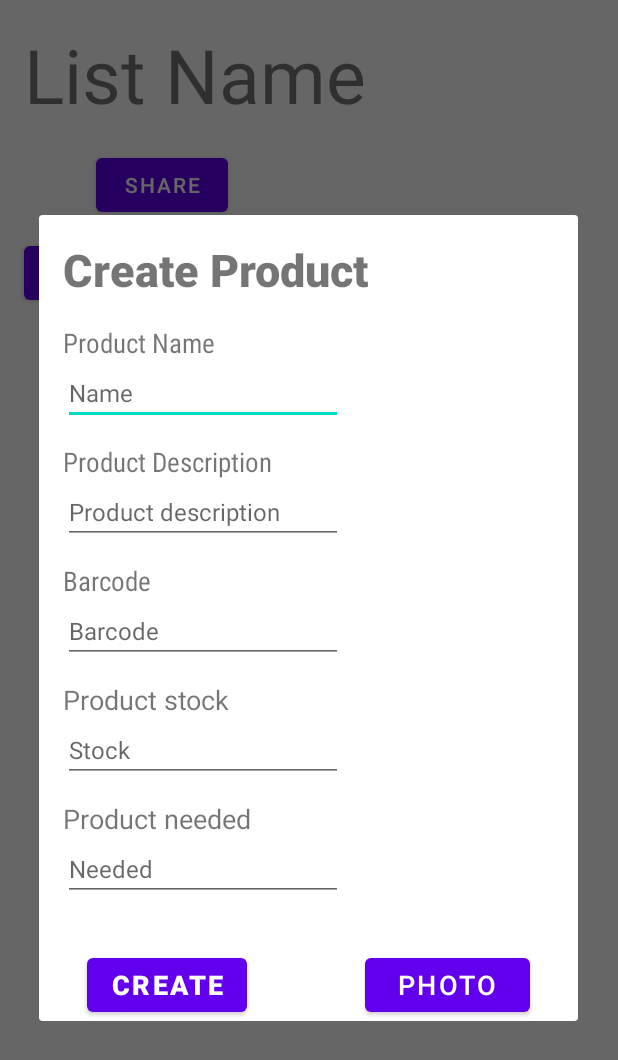
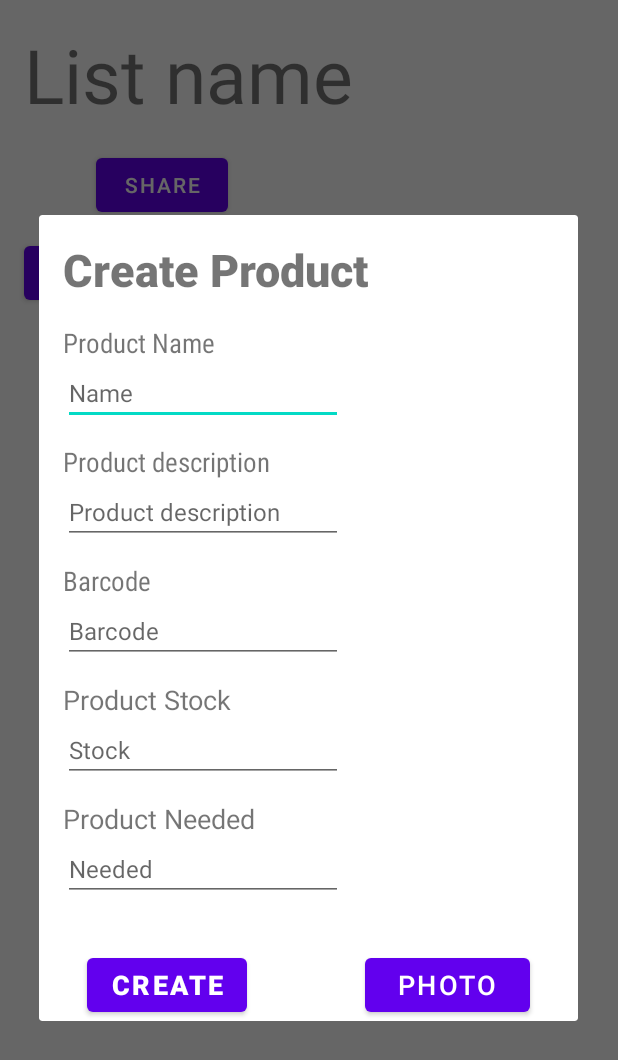
Before and after one commit to RafaelJCamara/ShopIST, an Android app: the PantryActivity screen opened directly, with no data from a screen before it, after a tap on "ADD PRODUCT", on a phone screen of 412 x 824 dp. Shown: the top 1060 px of the screen. Run offline under Robolectric (Android 15) with nearby library versions, the phone set to English and light mode, and no system bars; 4 statements that could not run were skipped.

Commit message:
Localization added: PT-EN

```diff
--- a/app/src/main/res/layout/activity_main_nav.xml
+++ b/app/src/main/res/layout/activity_main_nav.xml
@@ -34,7 +34,7 @@
             android:layout_width="wrap_content"
             android:layout_height="wrap_content"
             android:layout_marginTop="8dp"
-            android:text="Logout"
+            android:text="@string/logout_button"
             android:textAppearance="@style/TextAppearance.AppCompat.Medium"
             app:layout_constraintEnd_toEndOf="parent"
             app:layout_constraintHorizontal_bias="1.0"
--- a/app/src/main/res/layout/activity_pantry.xml
+++ b/app/src/main/res/layout/activity_pantry.xml
@@ -18,7 +18,7 @@
                 android:layout_height="wrap_content"
                 android:layout_marginStart="16dp"
                 android:layout_marginTop="16dp"
-                android:text="List Name"
+                android:text="@string/list_name_text"
                 android:textSize="50dp"
                 app:layout_constraintStart_toStartOf="parent"
                 app:layout_constraintTop_toTopOf="parent" />
@@ -40,7 +40,7 @@
                 android:layout_height="wrap_content"
                 android:layout_marginStart="16dp"
                 android:layout_marginTop="24dp"
-                android:text="Add Product"
+                android:text="@string/add_product_button"
                 app:layout_constraintStart_toStartOf="parent"
                 app:layout_constraintTop_toBottomOf="@+id/listCode" />
 
@@ -61,7 +61,7 @@
                 android:layout_width="wrap_content"
                 android:layout_height="wrap_content"
                 android:layout_marginStart="48dp"
-                android:text="SHARE"
+                android:text="@string/share_list_button"
                 app:layout_constraintStart_toEndOf="@+id/listCode"
                 app:layout_constraintTop_toTopOf="@+id/listCode" />
 
--- a/app/src/main/res/layout/create_product.xml
+++ b/app/src/main/res/layout/create_product.xml
@@ -16,7 +16,7 @@
             android:layout_height="wrap_content"
             android:layout_marginStart="16dp"
             android:ems="10"
-            android:hint="Barcode"
+            android:hint="@string/barcode"
             android:inputType="textPersonName"
             android:textSize="16sp"
             app:layout_constraintStart_toStartOf="parent"
@@ -29,7 +29,7 @@
             android:layout_marginStart="16dp"
             android:layout_marginTop="12dp"
             android:fontFamily="sans-serif-condensed"
-            android:text="Barcode"
+            android:text="@string/barcode"
             android:textSize="18sp"
             app:layout_constraintStart_toStartOf="parent"
             app:layout_constraintTop_toBottomOf="@+id/edit_product_description" />
@@ -39,7 +39,7 @@
             android:layout_width="110dp"
             android:layout_height="48dp"
             android:layout_marginEnd="32dp"
-            android:text="Photo"
+            android:text="@string/photo_button"
             android:textSize="18sp"
             app:layout_constraintEnd_toEndOf="parent"
             app:layout_constraintTop_toTopOf="@+id/CreateProductButton" />
@@ -51,7 +51,7 @@
             android:layout_marginStart="16dp"
             android:layout_marginTop="16dp"
             android:fontFamily="sans-serif-condensed"
-            android:text="Product Name"
+            android:text="@string/product_name"
             android:textSize="18sp"
             app:layout_constraintStart_toStartOf="parent"
             app:layout_constraintTop_toBottomOf="@+id/create_product_text" />
@@ -62,7 +62,7 @@
             android:layout_height="wrap_content"
             android:layout_marginStart="16dp"
             android:ems="10"
-            android:hint="Name"
+            android:hint="@string/Name"
             android:inputType="textPersonName"
             android:textSize="16sp"
             app:layout_constraintStart_toStartOf="parent"
@@ -75,7 +75,7 @@
             android:layout_marginStart="16dp"
             android:layout_marginTop="12dp"
             android:fontFamily="sans-serif-condensed"
-            android:text="Product Description"
+            android:text="@string/product_description"
             android:textSize="18sp"
             app:layout_constraintStart_toStartOf="parent"
             app:layout_constraintTop_toBottomOf="@+id/edit_product_name" />
@@ -86,7 +86,7 @@
             android:layout_height="wrap_content"
             android:layout_marginStart="16dp"
             android:ems="10"
-            android:hint="Product description"
+            android:hint="@string/product_description"
             android:inputType="textPersonName"
             android:textSize="16sp"
             app:layout_constraintStart_toStartOf="parent"
@@ -99,7 +99,7 @@
             android:layout_marginStart="16dp"
             android:layout_marginTop="16dp"
             android:fontFamily="sans-serif-black"
-            android:text="Create Product"
+            android:text="@string/create_product_title"
             android:textSize="30sp"
             app:layout_constraintEnd_toEndOf="parent"
             app:layout_constraintHorizontal_bias="0.0"
@@ -113,7 +113,7 @@
             android:layout_marginStart="32dp"
             android:layout_marginTop="32dp"
             android:fontFamily="sans-serif-black"
-            android:text="Create"
+            android:text="@string/create_button"
             android:textSize="18sp"
             app:layout_constraintStart_toStartOf="parent"
             app:layout_constraintTop_toBottomOf="@+id/productNeededQuantity" />
@@ -124,7 +124,7 @@
             android:layout_height="wrap_content"
             android:layout_marginStart="16dp"
             android:layout_marginTop="12dp"
-            android:text="Product stock"
+            android:text="@string/Product_stock"
             android:textSize="18sp"
             app:layout_constraintStart_toStartOf="parent"
             app:layout_constraintTop_toBottomOf="@+id/productBarcode" />
@@ -135,7 +135,7 @@
             android:layout_height="wrap_content"
             android:layout_marginStart="16dp"
             android:ems="10"
-            android:hint="Stock"
+            android:hint="@string/stock"
             android:inputType="number"
             android:textSize="16sp"
             app:layout_constraintStart_toStartOf="parent"
@@ -147,7 +147,7 @@
             android:layout_height="wrap_content"
             android:layout_marginStart="16dp"
             android:layout_marginTop="12dp"
-            android:text="Product needed"
+            android:text="@string/Product_needed"
             android:textSize="18sp"
             app:layout_constraintStart_toStartOf="parent"
             app:layout_constraintTop_toBottomOf="@+id/productStockQuantity" />
@@ -158,7 +158,7 @@
             android:layout_height="wrap_content"
             android:layout_marginStart="16dp"
             android:ems="10"
-            android:hint="Needed"
+            android:hint="@string/needed"
             android:inputType="number"
             android:textSize="16sp"
             app:layout_constraintStart_toStartOf="parent"
--- a/app/src/main/res/layout/fragment_pantries.xml
+++ b/app/src/main/res/layout/fragment_pantries.xml
@@ -24,7 +24,7 @@
         android:layout_width="wrap_content"
         android:layout_height="wrap_content"
         android:layout_marginEnd="16dp"
-        android:text="@string/get"
+        android:text="@string/get_button"
         app:layout_constraintEnd_toStartOf="@+id/createPantryListButton"
         app:layout_constraintTop_toTopOf="parent" />
 
@@ -32,7 +32,7 @@
         android:id="@+id/createPantryListButton"
         android:layout_width="wrap_content"
         android:layout_height="wrap_content"
-        android:text="@string/create"
+        android:text="@string/create_button"
         app:layout_constraintEnd_toEndOf="parent"
         app:layout_constraintTop_toTopOf="parent" />
 
--- a/app/src/main/res/layout/fragment_shopping.xml
+++ b/app/src/main/res/layout/fragment_shopping.xml
@@ -12,7 +12,7 @@
         android:id="@+id/createShoppingListButton"
         android:layout_width="wrap_content"
         android:layout_height="wrap_content"
-        android:text="@string/create"
+        android:text="@string/create_button"
         app:layout_constraintEnd_toEndOf="parent"
         app:layout_constraintTop_toTopOf="parent" />
 
@@ -21,7 +21,7 @@
         android:layout_width="wrap_content"
         android:layout_height="wrap_content"
         android:layout_marginEnd="16dp"
-        android:text="@string/get"
+        android:text="@string/get_button"
         app:layout_constraintEnd_toStartOf="@+id/createShoppingListButton"
         app:layout_constraintTop_toTopOf="parent" />
 
--- a/app/src/main/res/layout/get_list.xml
+++ b/app/src/main/res/layout/get_list.xml
@@ -11,7 +11,7 @@
         android:layout_width="wrap_content"
         android:layout_height="wrap_content"
         android:layout_marginTop="64dp"
-        android:text="Enter the list code"
+        android:text="@string/enter_list_code_text"
         app:layout_constraintEnd_toEndOf="parent"
         app:layout_constraintHorizontal_bias="0.054"
         app:layout_constraintStart_toStartOf="parent"
@@ -22,7 +22,7 @@
         android:layout_width="wrap_content"
         android:layout_height="wrap_content"
         android:ems="10"
-        android:hint="List name"
+        android:hint="@string/list_name_text"
         android:inputType="textPersonName"
         app:layout_constraintEnd_toEndOf="parent"
         app:layout_constraintHorizontal_bias="0.079"
@@ -34,7 +34,7 @@
         android:layout_width="wrap_content"
         android:layout_height="wrap_content"
         android:layout_marginTop="28dp"
-        android:text="Add list"
+        android:text="@string/add_list_button"
         app:layout_constraintEnd_toEndOf="parent"
         app:layout_constraintHorizontal_bias="0.051"
         app:layout_constraintStart_toStartOf="parent"
--- a/app/src/main/res/layout/shop_activity.xml
+++ b/app/src/main/res/layout/shop_activity.xml
@@ -46,7 +46,7 @@
         android:layout_height="wrap_content"
         android:layout_marginTop="16dp"
         android:layout_marginEnd="16dp"
-        android:text="Go to Cart"
+        android:text="@string/go_to_cart_button"
         app:layout_constraintEnd_toEndOf="parent"
         app:layout_constraintTop_toBottomOf="@+id/shopListName"
         android:onClick="onGoToCartButtonPressed"/>
--- a/app/src/main/res/values/strings.xml
+++ b/app/src/main/res/values/strings.xml
@@ -1,4 +1,19 @@
 <resources>
+
+
+    <string name="WelcomeMessage">Welcome to ShopIST</string>
+    <string name="login_button">LOGIN</string>
+    <string name="signup">Dont have an account? Signup here!</string>
+    <string name="start_without_login">"I just want to use the app."</string>
+    <string name="logout_button">LOGOUT</string>
+
+    <string name="signup_title">Signup to ShopIST</string>
+    <string name="username">username</string>
+    <string name="email">email</string>
+    <string name="password">password</string>
+    <string name="confirm_password">confirm password</string>
+    <string name="signup_button">SIGN UP</string>
+
     <string name="app_name">ShopIST</string>
     <string name="title_activity_main2">MainActivity</string>
     <string name="title_pantries">Pantries</string>
@@ -6,15 +21,56 @@
     <string name="title_cart">Cart</string>
     <string name="cart_checkout">Cart Checkout</string>
     <string name="title_activity_cart">CartActivity</string>
+
     <!--
     This string is used for square devices and overridden by hello_world in
     values-round/strings.xml for round devices.
     -->
-    <string name="hello_world">Hello Square World!</string>
-    <string name="get">Get</string>
-    <string name="create">Create</string>
+    <string name="get_button">GET</string>
     <string name="title_shopping_lists">Shopping Lists</string>
     <string name="empty_shopping_lists">There are no shopping lists. Try getting by id or creating a new one.</string>
     <string name="empty_pantry_lists">There are no pantry lists. Try getting by id or creating a new one.</string>
     <string name="title_pantry_lists">Pantry Lists</string>
+    <string name="enter_list_code_text">Enter the list code</string>
+    <string name="list_name_text">List name</string>
+    <string name="add_list_button">ADD LIST</string>
+    <string name="list_address">List Address</string>
+
+
+    <string name="go_to_cart_button">GO TO CART</string>
+
+
+    <string name="location">Address/Location</string>
+    <string name="create_list_button">CREATE LIST</string>
+
+    <string name="product_description">Product description</string>
+    <string name="stock">Stock</string>
+    <string name="needed">Needed</string>
+    <string name="available_shopping_lists">Available Shopping Lists:</string>
+    <string name="add_product_to_list">Select to add to list</string>
+    <string name="save_button">SAVE</string>
+    <string name="amount_consume">Amount to consume</string>
+    <string name="consume_button">CONSUME</string>
+    <string name="delete_product_button">DELETE PRODUCT</string>
+
+    <string name="create_product_title">Create Product</string>
+    <string name="product_name">Product Name</string>
+    <string name="Name">Name</string>
+    <string name="barcode">Barcode</string>
+    <string name="Product_stock">Product Stock</string>
+    <string name="Product_needed">Product Needed</string>
+    <string name="create_button">CREATE</string>
+    <string name="photo_button">PHOTO</string>
+
+    <string name="quantity_store">Quantity in store</string>
+    <string name="price_store">Price in store</string>
+    <string name="classification">Classification</string>
+    <string name="submit_classification_button">SUBMIT CLASSIFICATION</string>
+
+    <!--
+    //buttons
+    -->
+    <string name="share_list_button">SHARE</string>
+    <string name="add_product_button">Add Product</string>
+
 </resources>
```
Also changed, not shown: app/src/main/res/layout/activity_main.xml (+4 -4 lines), app/src/main/res/layout/create_list.xml (+5 -5 lines), app/src/main/res/layout/login.xml (+6 -6 lines), app/src/main/res/layout/product_detail_and_shops.xml (+9 -9 lines), app/src/main/res/layout/signup.xml (+6 -6 lines), app/src/main/res/layout/update_product_store.xml (+6 -6 lines), 2 other files.
